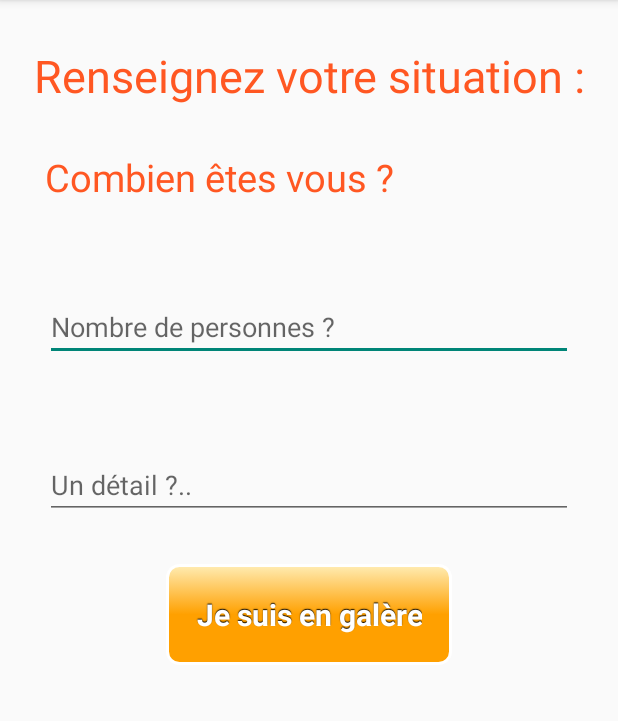
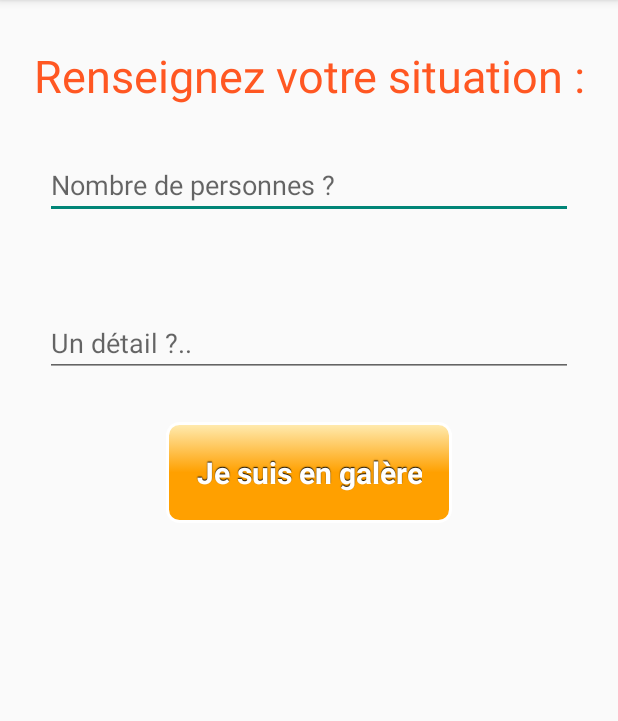
Before and after one commit to Playdric/SleepSafe, an Android app: the NewSinisterActivity screen opened directly, with no data from a screen before it, on a phone screen of 412 x 824 dp, the part 84-805 px from its top. Run offline under Robolectric (Android 15) with nearby library versions, the phone set to English and light mode, and no system bars; libraries missing offline, so code that uses them is left out: com.androidnetworking, com.androidnetworking.error, com.androidnetworking.interfaces.

Commit message:
fix sinister activity

```diff
--- a/app/src/main/AndroidManifest.xml
+++ b/app/src/main/AndroidManifest.xml
@@ -26,7 +26,7 @@
         <activity android:name=".hebergerinscription.HebergerInscriptionActivity" />
         <activity android:name=".hebergerinformation.HebergerInformationActivity">
             <intent-filter>
-                <action android:name="kdshvlshl"/>
+                <action android:name="fzkdhvsvls"/>
                 <category android:name="android.intent.category.DEFAULT" />
             </intent-filter>
         </activity>
--- a/app/src/main/res/layout/activity_new_sinister.xml
+++ b/app/src/main/res/layout/activity_new_sinister.xml
@@ -20,23 +20,6 @@
             android:layout_marginTop="30dp"
             android:textColor="@color/accent"
             />
-
-        <LinearLayout
-            android:layout_margin="30dp"
-            android:layout_width="match_parent"
-            android:layout_height="wrap_content"
-            android:orientation="horizontal">
-
-            <TextView
-                android:layout_width="wrap_content"
-                android:layout_height="wrap_content"
-                android:textSize="25dp"
-                android:text="Combien êtes vous ?"
-                android:textColor="@color/accent"
-                />
-
-
-        </LinearLayout>
 
         <EditText
             android:id="@+id/tdt_nb_people"
```
Also changed, not shown: app/src/main/java/com/team/dream/sleepsafe/newsinister/NewSinisterActivity.java (+2 -26 lines).
